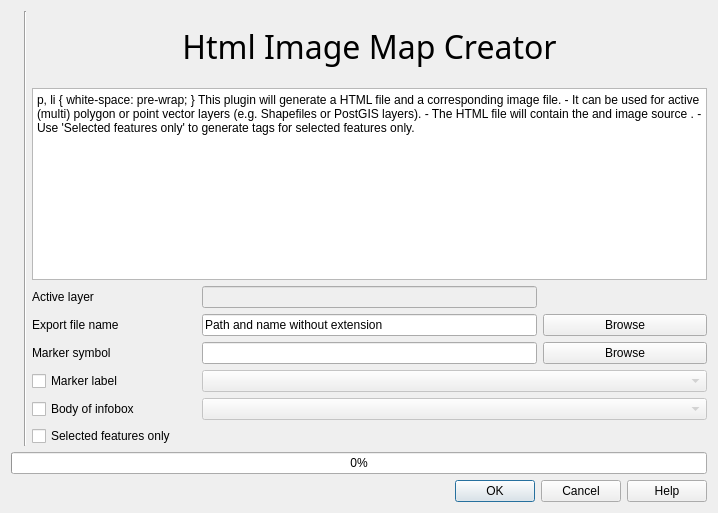
Old version of the form src/html_image_map_creator_dialog_base.ui in the repository geometalab/HTML-Image-Map-Creator-QGIS-Plugin.
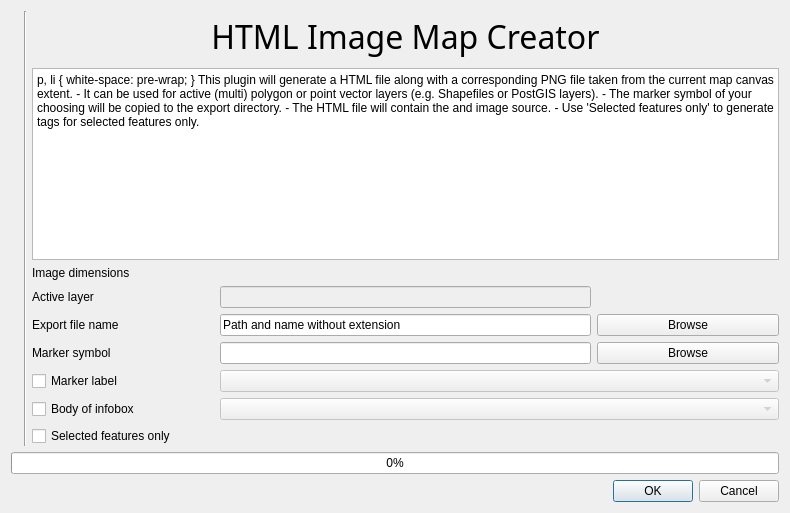
New version of the form. Icons and pictures are not drawn.

```diff
--- a/src/html_image_map_creator_dialog_base.ui
+++ b/src/html_image_map_creator_dialog_base.ui
@@ -6,7 +6,7 @@
    <rect>
     <x>0</x>
     <y>0</y>
-    <width>718</width>
+    <width>790</width>
     <height>513</height>
    </rect>
   </property>
@@ -68,7 +68,7 @@
       </font>
      </property>
      <property name="text">
-      <string>Html Image Map Creator</string>
+      <string>HTML Image Map Creator</string>
      </property>
      <property name="alignment">
       <set>Qt::AlignCenter</set>
@@ -91,10 +91,11 @@
 &lt;html&gt;&lt;head&gt;&lt;meta name=&quot;qrichtext&quot; content=&quot;1&quot; /&gt;&lt;style type=&quot;text/css&quot;&gt;
 p, li { white-space: pre-wrap; }
 &lt;/style&gt;&lt;/head&gt;&lt;body style=&quot; font-family:'Sans'; font-size:10pt; font-weight:400; font-style:normal;&quot;&gt;
-&lt;p style=&quot; margin-top:0px; margin-bottom:0px; margin-left:0px; margin-right:0px; -qt-block-indent:0; text-indent:0px;&quot;&gt;&lt;span style=&quot; font-family:'Sans Serif';&quot;&gt;This plugin will generate a HTML file and a corresponding image file. &lt;/span&gt;&lt;/p&gt;
+&lt;p style=&quot; margin-top:0px; margin-bottom:0px; margin-left:0px; margin-right:0px; -qt-block-indent:0; text-indent:0px;&quot;&gt;&lt;span style=&quot; font-family:'Sans Serif';&quot;&gt;This plugin will generate a HTML file along with a corresponding PNG file taken from the current map canvas extent. &lt;/span&gt;&lt;/p&gt;
 &lt;p style=&quot; margin-top:0px; margin-bottom:0px; margin-left:0px; margin-right:0px; -qt-block-indent:0; text-indent:0px;&quot;&gt;&lt;span style=&quot; font-family:'Sans Serif'; font-size:6pt;&quot;&gt; &lt;/span&gt;&lt;/p&gt;
 &lt;p style=&quot; margin-top:0px; margin-bottom:0px; margin-left:0px; margin-right:0px; -qt-block-indent:0; text-indent:0px;&quot;&gt;&lt;span style=&quot; font-family:'Sans Serif';&quot;&gt;- It can be used for active (multi) polygon or point vector layers (e.g. Shapefiles or PostGIS layers).&lt;/span&gt;&lt;/p&gt;
-&lt;p style=&quot; margin-top:0px; margin-bottom:0px; margin-left:0px; margin-right:0px; -qt-block-indent:0; text-indent:0px;&quot;&gt;&lt;span style=&quot; font-family:'Sans Serif';&quot;&gt;- The HTML file will contain the &amp;lt;img&amp;gt; and image &amp;lt;map&amp;gt; source .&lt;/span&gt;&lt;/p&gt;
+&lt;p style=&quot; margin-top:0px; margin-bottom:0px; margin-left:0px; margin-right:0px; -qt-block-indent:0; text-indent:0px;&quot;&gt;&lt;span style=&quot; font-family:'Sans Serif';&quot;&gt;- The marker symbol of your choosing will be copied to the export directory.&lt;/span&gt;&lt;/p&gt;
+&lt;p style=&quot; margin-top:0px; margin-bottom:0px; margin-left:0px; margin-right:0px; -qt-block-indent:0; text-indent:0px;&quot;&gt;&lt;span style=&quot; font-family:'Sans Serif';&quot;&gt;- The HTML file will contain the &amp;lt;img&amp;gt; and image &amp;lt;map&amp;gt; source.&lt;/span&gt;&lt;/p&gt;
 &lt;p style=&quot; margin-top:0px; margin-bottom:0px; margin-left:0px; margin-right:0px; -qt-block-indent:0; text-indent:0px;&quot;&gt;&lt;span style=&quot; font-family:'Sans Serif';&quot;&gt;- Use 'Selected features only' to generate &amp;lt;area&amp;gt; tags for selected features only.&lt;/span&gt;&lt;/p&gt;&lt;/body&gt;&lt;/html&gt;</string>
      </property>
     </widget>
@@ -115,13 +116,26 @@
       <enum>Qt::Horizontal</enum>
      </property>
      <property name="standardButtons">
-      <set>QDialogButtonBox::Cancel|QDialogButtonBox::Help|QDialogButtonBox::Ok</set>
+      <set>QDialogButtonBox::Cancel|QDialogButtonBox::Ok</set>
      </property>
     </widget>
    </item>
    <item row="2" column="2">
     <layout class="QGridLayout" name="gridLayout_3">
      <item row="1" column="0">
+      <widget class="QLabel" name="lblDimensions">
+       <property name="sizePolicy">
+        <sizepolicy hsizetype="Preferred" vsizetype="Minimum">
+         <horstretch>0</horstretch>
+         <verstretch>0</verstretch>
+        </sizepolicy>
+       </property>
+       <property name="text">
+        <string>Image dimensions</string>
+       </property>
+      </widget>
+     </item>
+     <item row="2" column="0">
       <widget class="QLabel" name="lblActiveLayer">
        <property name="sizePolicy">
         <sizepolicy hsizetype="Preferred" vsizetype="Minimum">
@@ -213,7 +227,11 @@
        </property>
       </widget>
      </item>
-     <item row="1" column="1" colspan="2">
+     <item row="1" column="1" colspan="1">
+      <widget class="QLabel" name="txtDimensions">
+      </widget>
+     </item>
+     <item row="2" column="1" colspan="2">
       <widget class="QLineEdit" name="txtLayerName">
        <property name="enabled">
         <bool>false</bool>
@@ -227,7 +245,7 @@
        </property>
       </widget>
      </item>
-     <item row="9" column="1">
+     <item row="9" column="1" colspan="3">
       <widget class="QLabel" name="featureCount">
        <property name="sizePolicy">
         <sizepolicy hsizetype="Preferred" vsizetype="Minimum">
```
Left out of the diff: 6 changed lines with no effect on the pictures.
